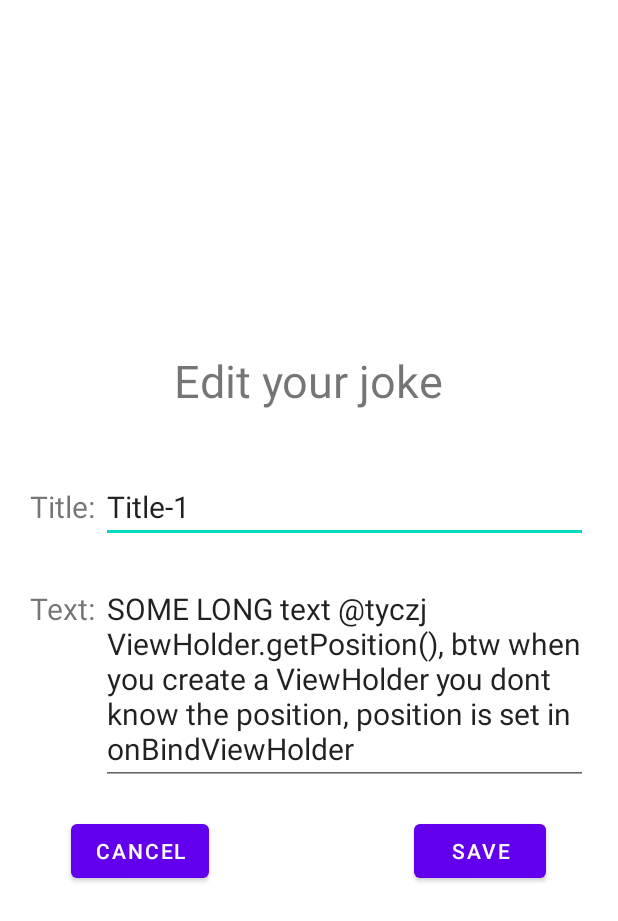
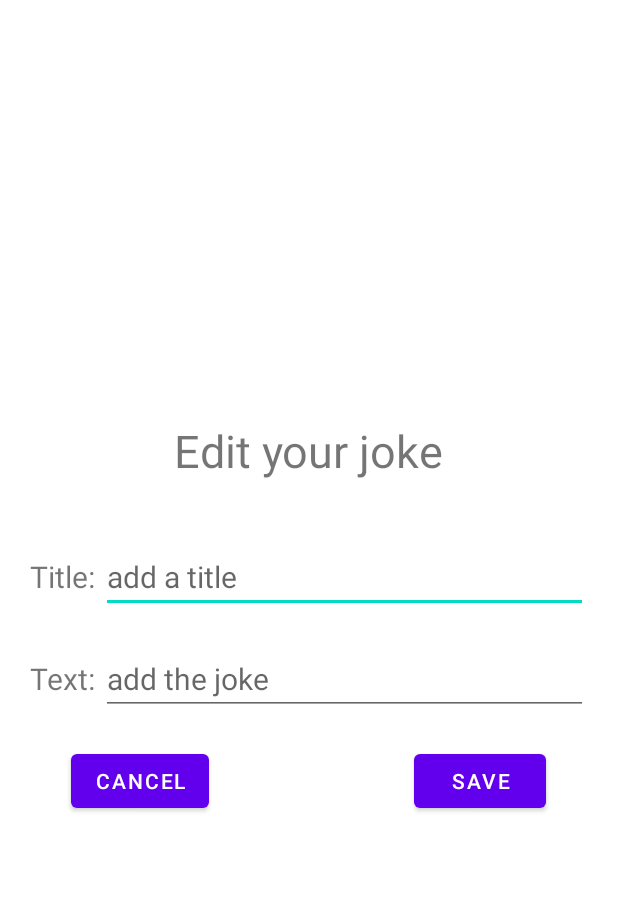
Before and after one commit to DianaElenaStancu/AndroidProject, an Android app: the EditJokeActivity screen opened directly, with no data from a screen before it, on a phone screen of 412 x 824 dp. Shown: the top 921 px of the screen. Run offline under Robolectric (Android 15) with nearby library versions, the phone set to English and light mode, and no system bars; our stand-ins replace Room's generated code.

Commit message:
implemented your jokes fragment and edit joke activity

```diff
--- a/app/src/main/java/com/dian/amuseme/LocalDatabase/FavoriteJokesRoomDatabase.java
+++ b/app/src/main/java/com/dian/amuseme/LocalDatabase/FavoriteJokesRoomDatabase.java
@@ -22,7 +22,7 @@ public abstract class FavoriteJokesRoomDatabase extends RoomDatabase {
 
     public static FavoriteJokesRoomDatabase getInstance(Context context) {
         if(database == null) {
-            database = Room.databaseBuilder(context.getApplicationContext(), FavoriteJokesRoomDatabase.class, "jokes_database").fallbackToDestructiveMigration().build();
+            database = Room.databaseBuilder(context.getApplicationContext(), FavoriteJokesRoomDatabase.class, "jokes_database").allowMainThreadQueries().fallbackToDestructiveMigration().build();
         }
         return database;
     }
--- a/app/src/main/java/com/dian/amuseme/LocalDatabase/OwnJokeDAO.java
+++ b/app/src/main/java/com/dian/amuseme/LocalDatabase/OwnJokeDAO.java
@@ -6,6 +6,7 @@ import androidx.room.Delete;
 import androidx.room.Insert;
 import androidx.room.OnConflictStrategy;
 import androidx.room.Query;
+import androidx.room.Update;
 
 import com.dian.amuseme.DiscoverJokes.DadJokesApi.JokeDTO;
 import com.dian.amuseme.YourJokes.OwnJoke;
@@ -22,4 +23,11 @@ public interface OwnJokeDAO {
 
     @Delete
     void delete(OwnJoke ownJoke);
+
+    @Update
+    void update(OwnJoke ownJoke);
+
+    @Query("Select * from own_jokes where id = :id")
+    LiveData<OwnJoke> getOne(int id);
+
 }
--- a/app/src/main/java/com/dian/amuseme/LocalDatabase/OwnJokesRepository.java
+++ b/app/src/main/java/com/dian/amuseme/LocalDatabase/OwnJokesRepository.java
@@ -12,11 +12,13 @@ import java.util.List;
 public class OwnJokesRepository {
     private OwnJokeDAO ownJokeDAO;
     private LiveData<List<OwnJoke>> ownJokes;
+    private LiveData<OwnJoke> ownJoke;
 
     public OwnJokesRepository(Context context) {
         FavoriteJokesRoomDatabase ownJokesRoomDatabase = FavoriteJokesRoomDatabase.getInstance(context);
         ownJokeDAO = ownJokesRoomDatabase.ownJokeDAO();
         ownJokes = ownJokeDAO.getAll();
+        ownJoke = ownJokeDAO.getOne(0);
     }
 
     public void insert(OwnJoke ownJoke) {
@@ -27,4 +29,11 @@ public class OwnJokesRepository {
         return ownJokes;
     }
 
+    public void update(OwnJoke ownJoke) {
+        FavoriteJokesRoomDatabase.databaseWriterExecutor.execute(()->ownJokeDAO.update(ownJoke));
+    }
+
+    public LiveData<OwnJoke> getOwnJoke(int jokeId) {
+        return ownJokeDAO.getOne(jokeId);
+    }
 }
--- a/app/src/main/java/com/dian/amuseme/YourJokes/EditJokeActivity.java
+++ b/app/src/main/java/com/dian/amuseme/YourJokes/EditJokeActivity.java
@@ -1,6 +1,7 @@
 package com.dian.amuseme.YourJokes;
 
 import androidx.appcompat.app.AppCompatActivity;
+import androidx.lifecycle.LiveData;
 import androidx.lifecycle.ViewModelProvider;
 
 import android.content.Intent;
@@ -20,6 +21,7 @@ import com.dian.amuseme.R;
 import java.time.LocalDateTime;
 import java.time.format.DateTimeFormatter;
 import java.time.format.FormatStyle;
+import java.util.List;
 
 public class EditJokeActivity extends AppCompatActivity {
     private static final String TAG = "MyEditJokeActivity";
@@ -29,6 +31,7 @@ public class EditJokeActivity extends AppCompatActivity {
     Button buttonEditJokeCancel, buttonEditJokeSave;
 
     private OwnJokeViewModel jokeViewModel;
+    private int jokeId;
 
 
     @Override
@@ -37,26 +40,19 @@ public class EditJokeActivity extends AppCompatActivity {
         setContentView(R.layout.activity_edit_joke);
 
         Intent intent = getIntent();
-        int jokeId = intent.getIntExtra(JOKE_ID_TAG, -1);
+        jokeId = intent.getIntExtra(JOKE_ID_TAG, -1);
 
         setupViews();
 
         jokeViewModel = new ViewModelProvider(this).get(OwnJokeViewModel.class);
 
-        loadJokeInfo(jokeId);
+        if(jokeId != -1)
+            jokeViewModel.getOwnJoke(jokeId).observe(this, joke -> loadJokeInfo(joke));
     }
 
-    private void loadJokeInfo(int jokeId) {
-        OwnJoke ownJoke = getJoke(jokeId);
-
+    private void loadJokeInfo(OwnJoke ownJoke) {
         textViewEditJokeTitle.setText(ownJoke.getTitle());
         textViewEditJokeText.setText(ownJoke.getText());
-    }
-
-    private OwnJoke getJoke(int jokeId) {
-        //TODO replace this with connection to local db
-        OwnJoke ownJoke = new OwnJoke("Title" + jokeId, "SOME LONG text @tyczj ViewHolder.getPosition(), btw when you create a ViewHolder you dont know the position, position is set in onBindViewHolder");
-        return ownJoke;
     }
 
     private void setupViews() {
@@ -72,23 +68,40 @@ public class EditJokeActivity extends AppCompatActivity {
             }
         });
 
+        if(jokeId == -1) {
+            buttonEditJokeSave.setOnClickListener(new View.OnClickListener() {
+                @Override
+                public void onClick(View view) {
+                    String title = textViewEditJokeTitle.getText().toString();
+                    String text = textViewEditJokeText.getText().toString();
+
+                    OwnJoke ownJoke = new OwnJoke(title, text);
+                    DateTimeFormatter formatter = DateTimeFormatter.ofLocalizedDateTime(FormatStyle.SHORT);
+                    ownJoke.setTimeAdded(formatter.format(LocalDateTime.now()));
+
+                    jokeViewModel.insert(ownJoke);
+                    finish();
+                }
+            });
+        }
+        else {
             buttonEditJokeSave.setOnClickListener(new View.OnClickListener() {
                 @Override
                 public void onClick(View view) {
                     //TODO save changes to local db
-                OwnJoke ownJoke = new OwnJoke("hey title", "hey text");
+                    String title = textViewEditJokeTitle.getText().toString();
+                    String text = textViewEditJokeText.getText().toString();
+
+                    OwnJoke ownJoke = new OwnJoke(title, text);
+                    ownJoke.setId(jokeId);
                     DateTimeFormatter formatter = DateTimeFormatter.ofLocalizedDateTime(FormatStyle.SHORT);
                     ownJoke.setTimeAdded(formatter.format(LocalDateTime.now()));
-                jokeViewModel.insert(ownJoke);
 
-                //jokeViewModel.getOwnJokes().observe(EditJokeActivity.this, jokes -> Log.d(TAG, jokes.toString()));
-
-                //Toast.makeText(EditJokeActivity.this, "first val: " + jokeViewModel.getOwnJokes().getValue().get(0), Toast.LENGTH_SHORT).show();
-
-
+                    jokeViewModel.update(ownJoke);
                     finish();
                 }
             });
+        }
 
     }
 
--- a/app/src/main/res/layout/activity_edit_joke.xml
+++ b/app/src/main/res/layout/activity_edit_joke.xml
@@ -38,7 +38,8 @@
             android:layout_marginStart="4dp"
             android:maxLines="1"
             android:textSize="20sp"
-            tools:text="hello world title" />
+            tools:text="hello world title"
+            android:hint="add a title"/>
     </LinearLayout>
 
     <LinearLayout
@@ -60,6 +61,7 @@
             android:layout_marginStart="4dp"
             android:maxLines="5"
             android:textSize="20sp"
+            android:hint="add the joke"
             tools:text="Git 2.23 adds the new switch subcommand in an attempt to clear some of the confusion that comes from the overloaded usage of checkout (switching branches, restoring files, detaching HEAD, etc.)" />
     </LinearLayout>
 
```
Also changed, not shown: app/src/main/java/com/dian/amuseme/LocalDatabase/OwnJokeViewModel.java (+8 -0 lines), app/src/main/java/com/dian/amuseme/YourJokes/YourJokesFragment.java (+25 -24 lines). Lines whose indentation alone changed are shown as unchanged.
